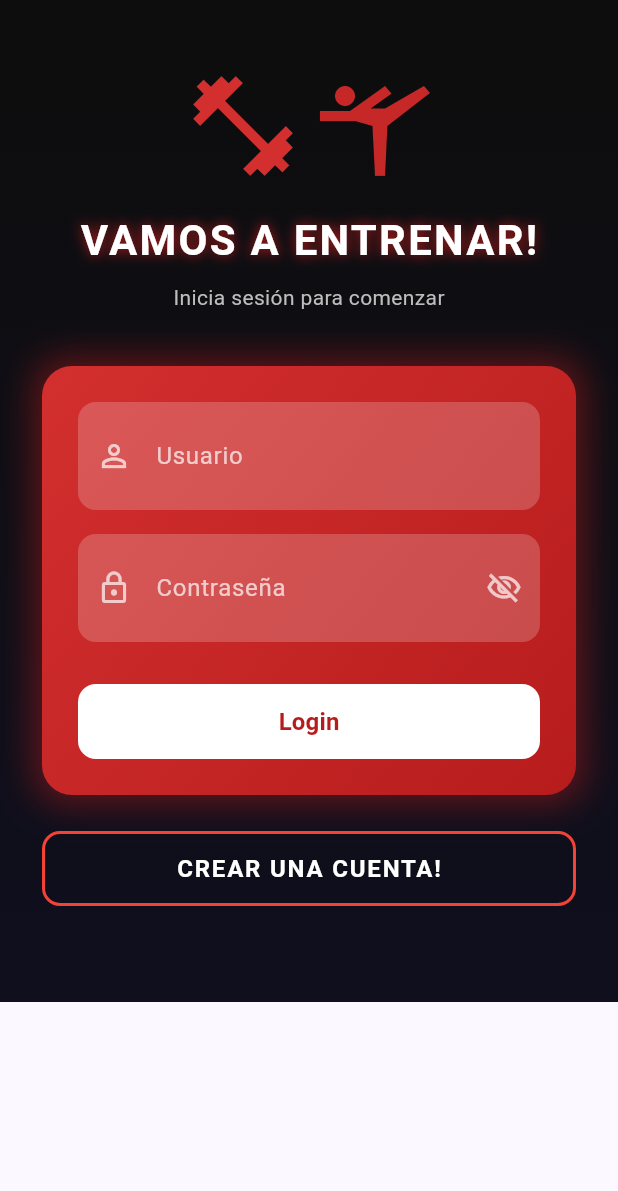
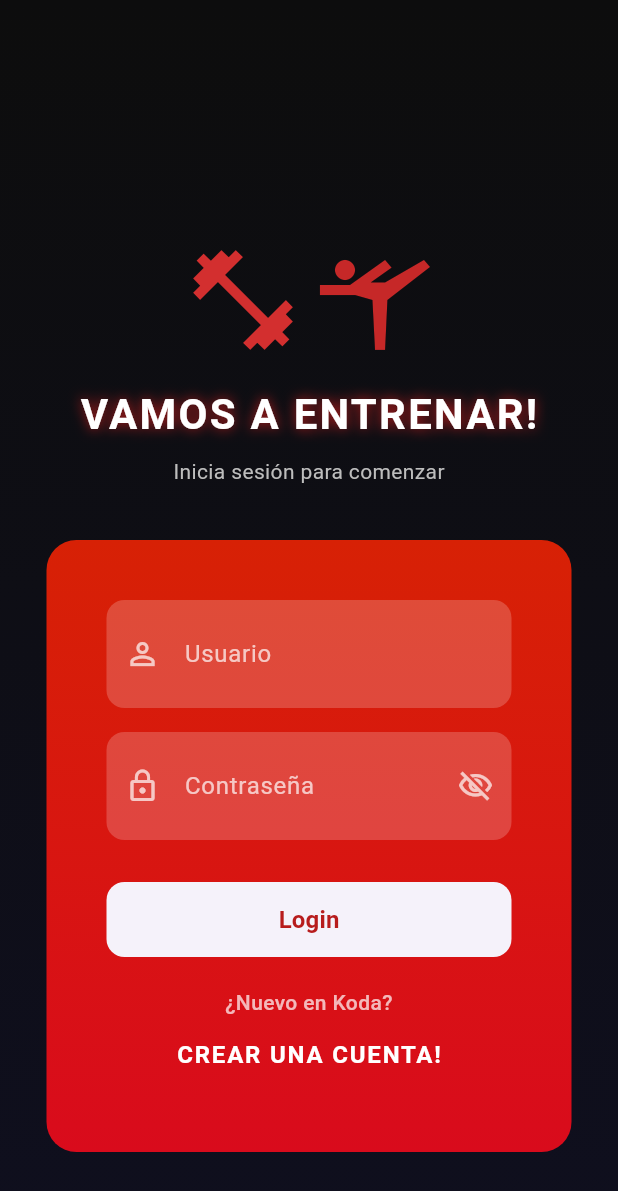
Before and after one commit to sneiderg18/koda, a Flutter app: the screen it shows after launch, on a phone screen of 412 x 824 dp. Shown: the top 1191 px of the screen. Run offline on Flutter 3.47's test engine with Material 3 defaults, Android fonts, the phone set to English and light mode, and no system bars.

Commit message:
modificacion parcial 2 de login

```diff
--- a/frontend/la_trainer_app/lib/screens/home_screen.dart
+++ b/frontend/la_trainer_app/lib/screens/home_screen.dart
@@ -9,6 +9,7 @@ class HomeScreen extends StatelessWidget {
     return Scaffold(
       backgroundColor: const Color(0xFFF5F7FA),
       appBar: AppBar(
+
         backgroundColor: Colors.white,
         elevation: 0,
         title: const Text(
--- a/frontend/la_trainer_app/lib/screens/login_screen.dart
+++ b/frontend/la_trainer_app/lib/screens/login_screen.dart
@@ -62,16 +62,14 @@ class _LoginScreenState extends State<LoginScreen> {
           gradient: LinearGradient(
             begin: Alignment.topCenter,
             end: Alignment.bottomCenter,
-            colors: [
-              Color(0xFF0d0d0d),
-              Color(0xFF0F0F1E),
-            ],
+            colors: [Color(0xFF0d0d0d), Color(0xFF0F0F1E)],
           ),
         ),
         child: SafeArea(
           child: SingleChildScrollView(
-            padding: const EdgeInsets.symmetric(horizontal: 28, vertical: 24),
+            padding: const EdgeInsets.symmetric(horizontal: 28, vertical: 140),
             child: Column(
+              mainAxisAlignment: MainAxisAlignment.center,
               children: [
                 const SizedBox(height: 20),
 
@@ -102,46 +100,35 @@ class _LoginScreenState extends State<LoginScreen> {
                     fontWeight: FontWeight.bold,
                     color: Colors.white,
                     letterSpacing: 1.5,
-                    shadows: [
-                      Shadow(
-                        color: Colors.red[900]!,
-                        blurRadius: 10,
-                      ),
-                    ],
+                    shadows: [Shadow(color: Colors.red[900]!, blurRadius: 10)],
                   ),
                 ),
                 const SizedBox(height: 8),
                 Text(
                   'Inicia sesión para comenzar',
-                  style: TextStyle(
-                    color: Colors.grey[400],
-                    fontSize: 14,
-                  ),
+                  style: TextStyle(color: Colors.grey[400], fontSize: 14),
                 ),
                 const SizedBox(height: 36),
 
-                // ── Formulario ──────────────────────────────────────────────────
-                Container(
+                // ── Formulario
+                // ──────────────────────────────────────────────────
+                ConstrainedBox(
+                  constraints: const BoxConstraints(maxWidth: 350),
+                  child: Container(
+                    width: double.infinity,
                     decoration: BoxDecoration(
                       gradient: LinearGradient(
                         colors: [
-                        Colors.red[700]!,
-                        Colors.red[900]!,
+                          const Color(0xFFD72105),
+                          const Color(0xFFD90B1C),
                         ],
-                      begin: Alignment.topLeft,
-                      end: Alignment.bottomRight,
+                        begin: Alignment.topCenter,
+                        end: Alignment.bottomCenter,
                       ),
                       borderRadius: BorderRadius.circular(20),
-                    boxShadow: [
-                      BoxShadow(
-                        color: Colors.red[900]!.withOpacity(0.5),
-                        blurRadius: 20,
-                        spreadRadius: 5,
-                      ),
-                    ],
                     ),
                     child: Padding(
-                    padding: const EdgeInsets.all(24),
+                      padding: const EdgeInsets.all(40),
                       child: Form(
                         key: _formKey,
                         child: Column(
@@ -207,8 +194,9 @@ class _LoginScreenState extends State<LoginScreen> {
                                           : Icons.visibility_outlined,
                                       color: Colors.white.withOpacity(0.7),
                                     ),
-                                  onPressed: () =>
-                                      setState(() => _obscurePass = !_obscurePass),
+                                    onPressed: () => setState(
+                                      () => _obscurePass = !_obscurePass,
+                                    ),
                                   ),
                                   border: InputBorder.none,
                                   contentPadding: const EdgeInsets.symmetric(
@@ -233,7 +221,6 @@ class _LoginScreenState extends State<LoginScreen> {
                               child: ElevatedButton(
                                 onPressed: _loading ? null : _submit,
                                 style: ElevatedButton.styleFrom(
-                                backgroundColor: Colors.white,
                                   foregroundColor: Colors.red[900],
                                   shape: RoundedRectangleBorder(
                                     borderRadius: BorderRadius.circular(12),
@@ -245,7 +232,7 @@ class _LoginScreenState extends State<LoginScreen> {
                                         width: 22,
                                         height: 22,
                                         child: CircularProgressIndicator(
-                                        color: Color(0xFFB91C1C),
+                                          color: Color(0xFF260101),
                                           strokeWidth: 2.5,
                                         ),
                                       )
@@ -258,27 +245,29 @@ class _LoginScreenState extends State<LoginScreen> {
                                       ),
                               ),
                             ),
-                        ], // ← Cierra children del Form
-                      ), // ← Cierra Column del Form
-                    ), // ← Cierra Form
-                  ), // ← Cierra Padding
-                ), // ← Cierra Container del formulario
-
-                const SizedBox(height: 24),
-
-                // ── Botón Crear Cuenta ──────────────────────────────────────────
+                            const SizedBox(height: 20),
+                            const Text(
+                              '¿Nuevo en Koda?',
+                              textAlign: TextAlign.center,
+                              style: TextStyle(
+                                color: Colors.white70,
+                                fontSize: 14,
+                                fontWeight: FontWeight.w500,
+                              ),
+                            ),
                             SizedBox(
-                  width: double.infinity,
+                              width: 350,
                               height: 50,
                               child: OutlinedButton(
                                 onPressed: () => Navigator.push(
                                   context,
-                      MaterialPageRoute(builder: (_) => const RegistroScreen()),
+                                  MaterialPageRoute(
+                                    builder: (_) => const RegistroScreen(),
                                   ),
-                    style: OutlinedButton.styleFrom(
-                      side: const BorderSide(color: Colors.red, width: 2),
-                      shape: RoundedRectangleBorder(
-                        borderRadius: BorderRadius.circular(12),
+                                ),
+                                style: TextButton.styleFrom(
+                                  side: const BorderSide(
+                                    color: Colors.transparent,
                                   ),
                                 ),
                                 child: const Text(
@@ -292,16 +281,17 @@ class _LoginScreenState extends State<LoginScreen> {
                                 ),
                               ),
                             ),
-
-                const SizedBox(height: 40),
-              ], // ← ✅ Cierra children del Column principal
-            ), // ← ✅ Cierra Column
-          ), // ← ✅ Cierra SingleChildScrollView
-        ), // ← ✅ Cierra SafeArea
-      ), // ← ✅ Cierra Container del body
-    ); // ← ✅ Cierra Scaffold
-  } // ← ✅ Cierra método build
-
-  // ⚠️ Este método ya no se usa en el nuevo diseño, pero lo dejo por si lo necesitas después
-  // InputDecoration _inputDecoration({required String label, required IconData icon}) { ... }
+                          ], // ← Cierra children del Form
+                        ), // ← Cierra Column del Form
+                      ), // ← Cierra Form
+                    ), // ← Cierra Padding
+                  ),
+                ),
+              ],
+            ),
+          ),
+        ),
+      ),
+    );
   }
+}
--- a/frontend/la_trainer_app/pubspec.yaml
+++ b/frontend/la_trainer_app/pubspec.yaml
@@ -57,6 +57,8 @@ flutter:
   # the material Icons class.
   uses-material-design: true
 
+  assets:
+    - assets/images/
   # To add assets to your application, add an assets section, like this:
   # assets:
   #   - images/a_dot_burr.jpeg
```
Also changed, not shown: frontend/assets/images/Mask group.png (added), frontend/assets/images/VAMOS A ENTRENAR!.png (added), 1 other file. Lines whose indentation alone changed are shown as unchanged.
